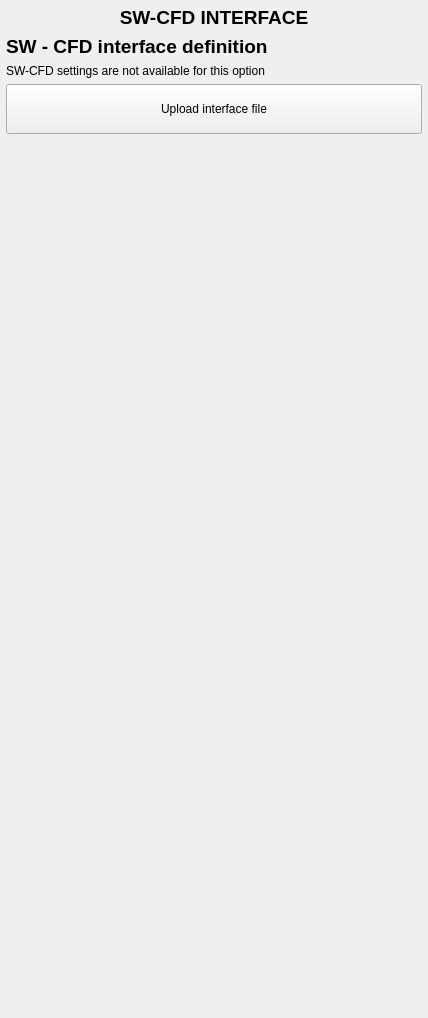
Qt form EVENTS/GeoClawOpenFOAM/swcfdint.ui (NHERI-SimCenter/HydroUQ) before a commit.
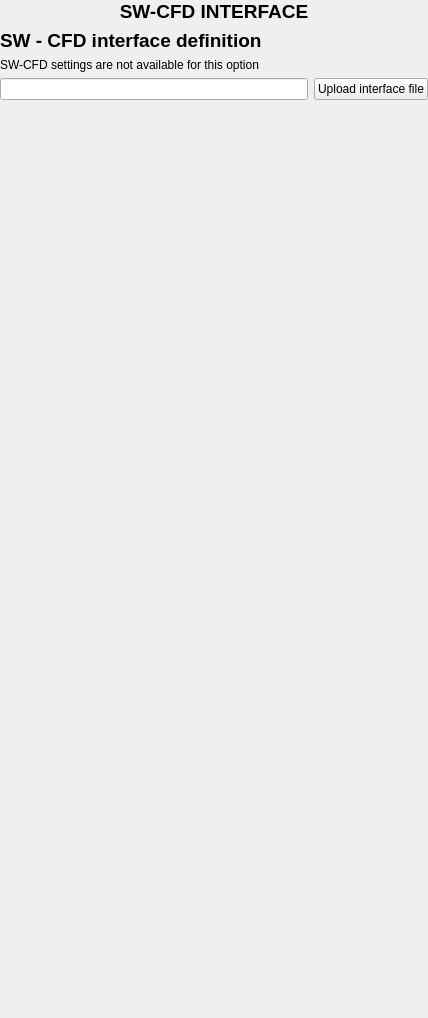
The same form after that commit.

Patch:
```diff
--- a/EVENTS/GeoClawOpenFOAM/swcfdint.ui
+++ b/EVENTS/GeoClawOpenFOAM/swcfdint.ui
@@ -15,16 +15,16 @@
   </property>
   <layout class="QVBoxLayout" name="verticalLayout">
    <property name="leftMargin">
-    <number>6</number>
+    <number>0</number>
    </property>
    <property name="topMargin">
-    <number>6</number>
+    <number>0</number>
    </property>
    <property name="rightMargin">
-    <number>6</number>
+    <number>0</number>
    </property>
    <property name="bottomMargin">
-    <number>6</number>
+    <number>0</number>
    </property>
    <item>
     <widget class="QLabel" name="Lbl_H1">
@@ -63,7 +63,18 @@
     </widget>
    </item>
    <item>
+    <layout class="QHBoxLayout" name="horizontalLayout">
+     <item>
+      <widget class="QLineEdit" name="Led_path"/>
+     </item>
+     <item>
     <widget class="QPushButton" name="Btn_UploadFile">
+       <property name="sizePolicy">
+        <sizepolicy hsizetype="Minimum" vsizetype="Minimum">
+         <horstretch>0</horstretch>
+         <verstretch>0</verstretch>
+        </sizepolicy>
+       </property>
      <property name="toolTip">
       <string>Upload a latitude-longitude file to define the interfaces</string>
      </property>
@@ -71,11 +82,11 @@
       <number>10000</number>
      </property>
      <property name="text">
-      <string>
-Upload interface file
-</string>
-     </property>
-    </widget>
+        <string>Upload interface file</string>
+       </property>
+      </widget>
+     </item>
+    </layout>
    </item>
    <item>
     <spacer name="VSp">
```
Lines whose indentation alone changed are shown as unchanged.
